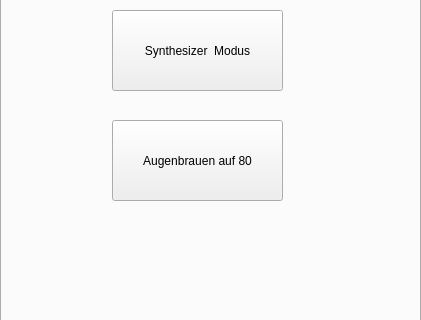
First picture: the form in FEASKonsole/widget.ui, repository luxil/FEASKonsole, before the edit; both pictures show x 0 to 421 and y 196 to 516 of the 421 by 606 pixel window.
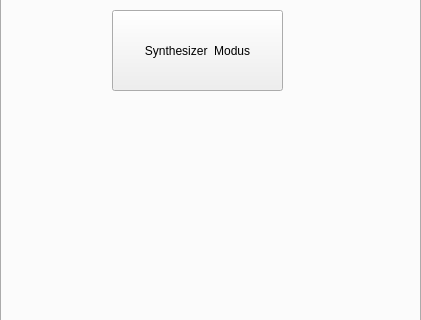
Second picture: the form after the edit.

Commit message: synthmodus angepasst

What changed in the file:
```diff
--- a/FEASKonsole/widget.ui
+++ b/FEASKonsole/widget.ui
@@ -46,19 +46,6 @@
      <string>Synthesizer  Modus</string>
     </property>
    </widget>
-   <widget class="QPushButton" name="TonModus_3">
-    <property name="geometry">
-     <rect>
-      <x>110</x>
-      <y>290</y>
-      <width>171</width>
-      <height>81</height>
-     </rect>
-    </property>
-    <property name="text">
-     <string>Augenbrauen auf 80</string>
-    </property>
-   </widget>
   </widget>
   <widget class="QWidget" name="tab">
    <attribute name="title">
```
The commit also changes 1 other file.
